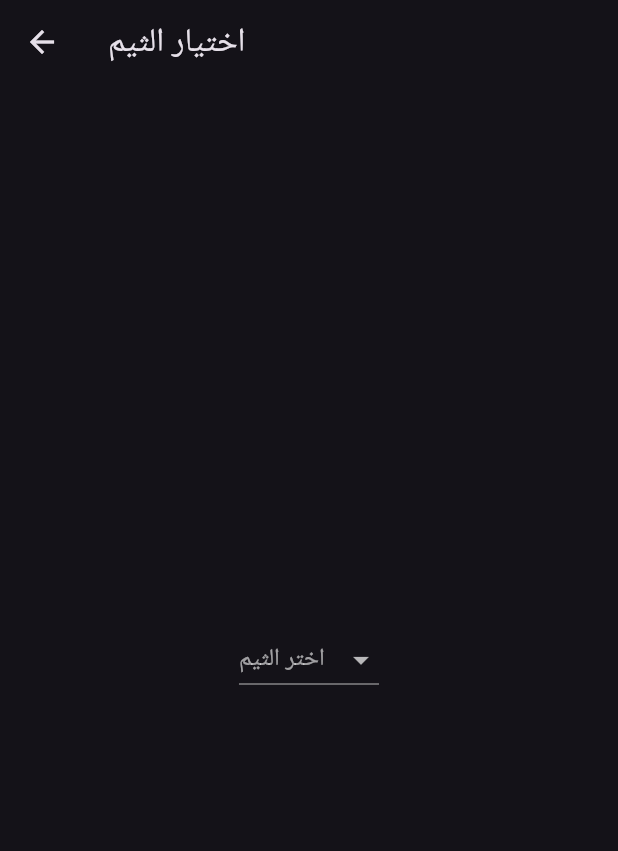
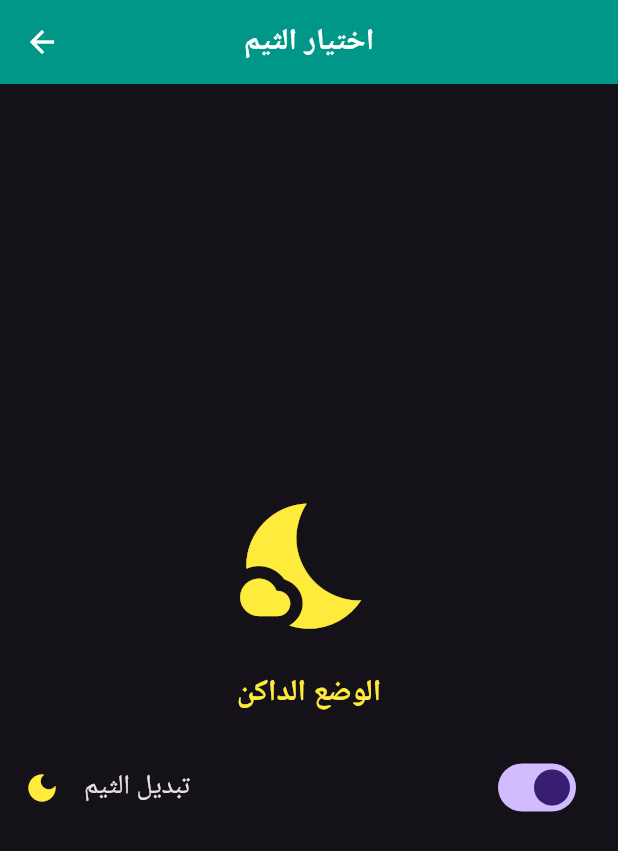
Before and after one commit to yousefelsayed409/E_Commerce_App_project, a Flutter app: the DarkAndLightView screen opened by its route, on a phone screen of 412 x 824 dp. Shown: the top 851 px of the screen. Run offline on Flutter 3.47's test engine with Material 3 defaults, Android fonts, the phone set to English and light mode, and no system bars; our stand-ins replace bloc, cached_network_image, card_swiper, carousel_slider, circle_nav_bar, dio and 10 more; missing offline and left inert: dynamic_height_grid_view, flutter_paypal_checkout; accounts and stored records are empty.

Commit message:
changes theme mode

```diff
--- a/ecommerceapp/lib/core/theme/cubit/them_state.dart
+++ b/ecommerceapp/lib/core/theme/cubit/them_state.dart
@@ -1,10 +1,36 @@
 part of 'them_cubit.dart';
 
 @immutable
-class ThemState {}
+abstract class ThemState {}
 
 class ThemInitial extends ThemState {}
 
-class AppLightThem extends ThemState {}
+class AppLightThem extends ThemState {
+  final ThemeData themeData = ThemeData(
+    brightness: Brightness.light,
+    appBarTheme: const AppBarTheme(
+      backgroundColor: Colors.white,
+      iconTheme: IconThemeData(color: Colors.black),
+      titleTextStyle: TextStyle(
+        color: Colors.black,
+        fontSize: 18,
+        fontWeight: FontWeight.bold,
+      ),
+    ),
+  );
+}
 
-class AppDarkThem extends ThemState {}
+class AppDarkThem extends ThemState {
+  final ThemeData themeData = ThemeData(
+    brightness: Brightness.dark,
+    appBarTheme: const AppBarTheme(
+      backgroundColor: Colors.black,
+      iconTheme: IconThemeData(color: Colors.white),
+      titleTextStyle: TextStyle(
+        color: Colors.white,
+        fontSize: 18,
+        fontWeight: FontWeight.bold,
+      ),
+    ),
+  );
+}
--- /dev/null
+++ b/ecommerceapp/lib/core/theme/enums/them_enum.dart
@@ -0,0 +1,2 @@
+// ignore: constant_identifier_names
+enum ThemeEnumState { Initial, Light, Dark }
--- a/ecommerceapp/lib/core/theme/enums/themstate.dart
+++ /dev/null
@@ -1,3 +0,0 @@
-// ignore_for_file: constant_identifier_names
-
-enum ThemeState {Initial ,Light , Dark}
--- a/ecommerceapp/lib/featuears/home/screen/Home_screen.dart
+++ b/ecommerceapp/lib/featuears/home/screen/Home_screen.dart
@@ -1,4 +1,5 @@
 import 'package:dynamic_height_grid_view/dynamic_height_grid_view.dart';
+import 'package:ecommerceapp/featuears/home/screen/widget/carousel_widget.dart';
 import 'package:ecommerceapp/featuears/home/screen/widget/home_header.dart';
 import 'package:ecommerceapp/featuears/home/screen/widget/swiper_widget.dart';
 import 'package:flutter/cupertino.dart';
@@ -53,7 +54,7 @@ class _HomeScreenState extends State<HomeScreen> {
                     ? const Center(
                         child: CupertinoActivityIndicator(),
                       )
-                    : const SwiperWidget(),
+                    : const CarouselWidget(),
                 SizedBox(
                   height: 15.h,
                 ),
--- a/ecommerceapp/lib/featuears/home/screen/widget/custom_card_widget.dart
+++ b/ecommerceapp/lib/featuears/home/screen/widget/custom_card_widget.dart
@@ -103,7 +103,7 @@ class Customcard extends StatelessWidget {
         Positioned(
           right: 0,
           // top: -40,
-          bottom: 90.h,
+          bottom: 95.h,
           // top: -1,
           child: CachedNetworkImage(
             height: 110.h,
--- a/ecommerceapp/lib/featuears/profile/setting_view.dart
+++ b/ecommerceapp/lib/featuears/profile/setting_view.dart
@@ -1,5 +1,6 @@
 import 'package:ecommerceapp/core/theme/cubit/them_cubit.dart';
-import 'package:ecommerceapp/core/theme/enums/themstate.dart';
+import 'package:ecommerceapp/core/theme/enums/them_enum.dart';
+import 'package:ecommerceapp/core/utils/app_color.dart';
 import 'package:flutter/material.dart';
 import 'package:flutter_bloc/flutter_bloc.dart';
 
@@ -9,39 +10,68 @@ class DarkAndLightView extends StatefulWidget {
 }
 
 class _DarkAndLightViewState extends State<DarkAndLightView> {
-  ThemeState? _selectedTheme;
+  bool isDarkMode = false;
 
   @override
   Widget build(BuildContext context) {
-    final mode = BlocProvider.of<ThemCubit>(context);
+    final themeCubit = BlocProvider.of<ThemCubit>(context);
 
     return Scaffold(
       appBar: AppBar(
-        title: const Text('اختيار الثيم'),
+        title: Text(
+          'اختيار الثيم',
+          style: TextStyle(
+            fontSize: 20,
+            fontWeight: FontWeight.bold,
+            color: isDarkMode ? Colors.white : Colors.white,
+          ),
+        ),
+        backgroundColor: isDarkMode ? Colors.black : AppColors.Teal,
+        centerTitle: true,
       ),
-      body: Center(
-        child: DropdownButton<ThemeState>(
-          value: _selectedTheme,
-          hint: const Text('اختر الثيم'),
-          items: const [
-            DropdownMenuItem(
-              value: ThemeState.Dark,
-              child: Text('DarkMod'),
-            ),
-            DropdownMenuItem(
-              value: ThemeState.Light,
-              child: Text('LightMod'),
-            ),
-          ],
-          onChanged: (ThemeState? newValue) {
-            setState(() {
-              _selectedTheme = newValue;
-            });
-            if (newValue != null) {
-              mode.ChangeThem(newValue);
-            }
-          },
-        ),
+      body: BlocBuilder<ThemCubit, ThemState>(
+        builder: (context, state) {
+          isDarkMode = state is AppDarkThem;
+          return Column(
+            mainAxisAlignment: MainAxisAlignment.center,
+            children: [
+              Icon(
+                isDarkMode ? Icons.nights_stay : Icons.wb_sunny,
+                size: 100,
+                color: isDarkMode ? Colors.yellow : Colors.blue,
+              ),
+              const SizedBox(height: 20),
+              Text(
+                isDarkMode ? 'الوضع الداكن' : 'الوضع الفاتح',
+                style: TextStyle(
+                  fontSize: 20,
+                  fontWeight: FontWeight.bold,
+                  color: isDarkMode ? Colors.yellow : Colors.blue,
+                ),
+              ),
+              const SizedBox(height: 20),
+              SwitchListTile(
+                value: isDarkMode,
+                onChanged: (value) {
+                  setState(() {
+                    isDarkMode = value;
+                  });
+                  themeCubit.changeTheme(
+                    value ? ThemeEnumState.Dark : ThemeEnumState.Light,
+                  );
+                },
+                title: const Text(
+                  'تبديل الثيم',
+                  style: TextStyle(fontSize: 18),
+                ),
+                secondary: Icon(
+                  isDarkMode ? Icons.dark_mode : Icons.light_mode,
+                  color: isDarkMode ? Colors.yellow : Colors.blue,
+                ),
+              ),
+            ],
+          );
+        },
       ),
     );
   }
--- a/ecommerceapp/pubspec.yaml
+++ b/ecommerceapp/pubspec.yaml
@@ -64,6 +64,7 @@ dependencies:
   fluttertoast: ^8.2.8
   image_picker: ^1.1.2
   http_parser: ^4.0.2
+  carousel_slider: ^5.0.0
   # flutter_paypal_checkout: ^1.0.1
 
 dev_dependencies:
```
Also changed, not shown: ecommerceapp/lib/core/app/app.dart (+12 -7 lines), ecommerceapp/lib/core/theme/cubit/them_cubit.dart (+9 -13 lines), ecommerceapp/lib/featuears/home/screen/widget/carousel_widget.dart (added, +61 -0 lines), ecommerceapp/lib/featuears/profile/my_account_screen.dart (+4 -6 lines), ecommerceapp/pubspec.lock.
